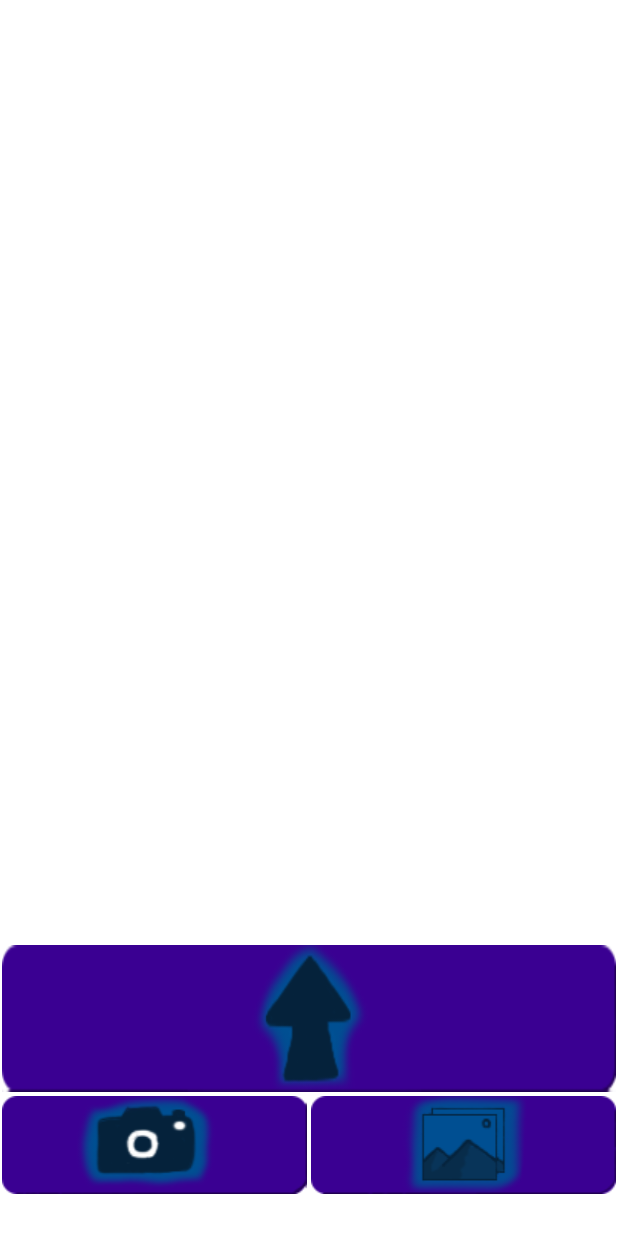
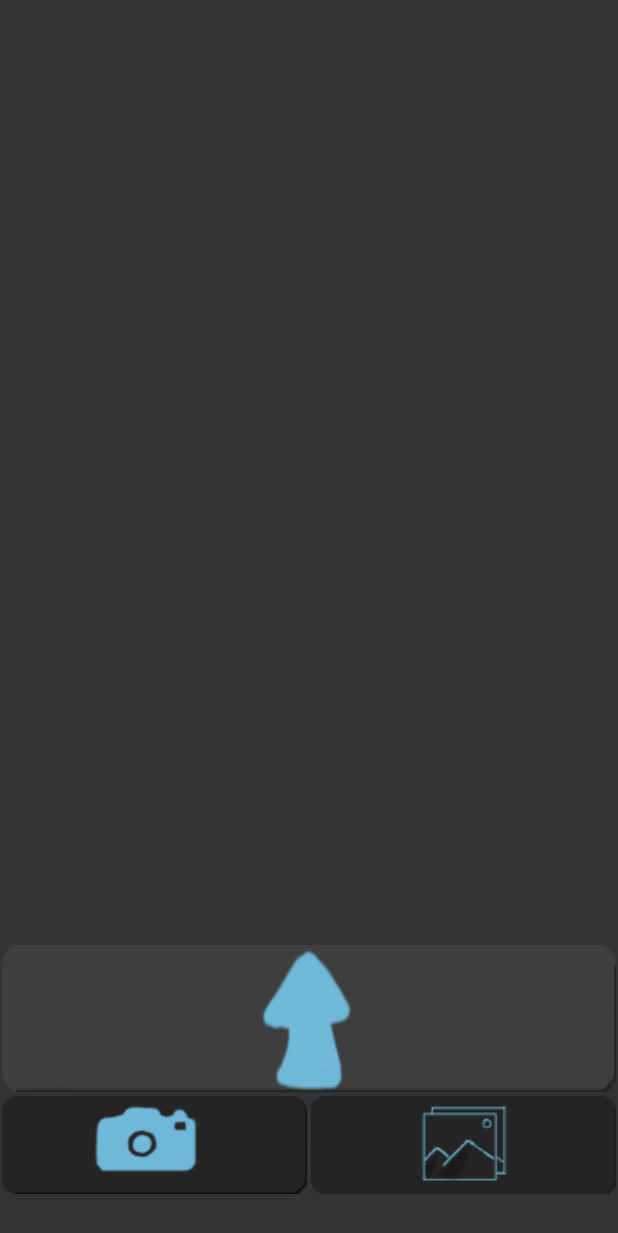
Before and after one commit to benoky/PlzFind, an Android app: the screen it shows after launch (MainActivity), on a phone screen of 412 x 824 dp. Shown: the top 1233 px of the screen. Run offline under Robolectric (Android 15) with nearby library versions, the phone set to English and light mode, and no system bars.

Commit message:
change UI

```diff
--- a/frontend/app/src/main/res/layout/activity_main.xml
+++ b/frontend/app/src/main/res/layout/activity_main.xml
@@ -4,7 +4,7 @@
     xmlns:tools="http://schemas.android.com/tools"
     android:layout_width="match_parent"
     android:layout_height="match_parent"
-    android:background="#ffffff"
+    android:background="#333333"
     android:orientation="vertical"
     tools:context=".MainActivity">
 
--- a/frontend/app/src/main/res/layout/connect_market.xml
+++ b/frontend/app/src/main/res/layout/connect_market.xml
@@ -4,7 +4,7 @@
     xmlns:tools="http://schemas.android.com/tools"
     android:layout_width="match_parent"
     android:layout_height="match_parent"
-    android:background="#FFFFFF"
+    android:background="#333333"
     android:orientation="vertical"
     tools:context=".Connect_Market">
 
@@ -13,9 +13,9 @@
         android:layout_width="match_parent"
         android:layout_height="70dp"
         android:layout_weight="1"
-        android:background="#FFFFFF"
+        android:background="#333333"
         android:gravity="right"
-        android:textColor="#9C27B0"
+        android:textColor="#70B8D8"
         android:textSize="45dp" />
 
     <LinearLayout
--- a/frontend/app/src/main/res/layout/get_imgdata.xml
+++ b/frontend/app/src/main/res/layout/get_imgdata.xml
@@ -4,6 +4,7 @@
     xmlns:tools="http://schemas.android.com/tools"
     android:layout_width="match_parent"
     android:layout_height="match_parent"
+    android:background="#333333"
     android:orientation="vertical"
     tools:context=".get_Img_Data">
 
@@ -26,6 +27,7 @@
             android:layout_height="match_parent"
             android:layout_weight="1" />
 
+
     </LinearLayout>
 
 </LinearLayout>
```
Also changed, not shown: frontend/app/src/main/res/drawable-v24/camerabtnimg.png, frontend/app/src/main/res/drawable-v24/firstbtnimg.png, frontend/app/src/main/res/drawable-v24/gallery.png, frontend/app/src/main/res/drawable-v24/sendbtnimg.png.
